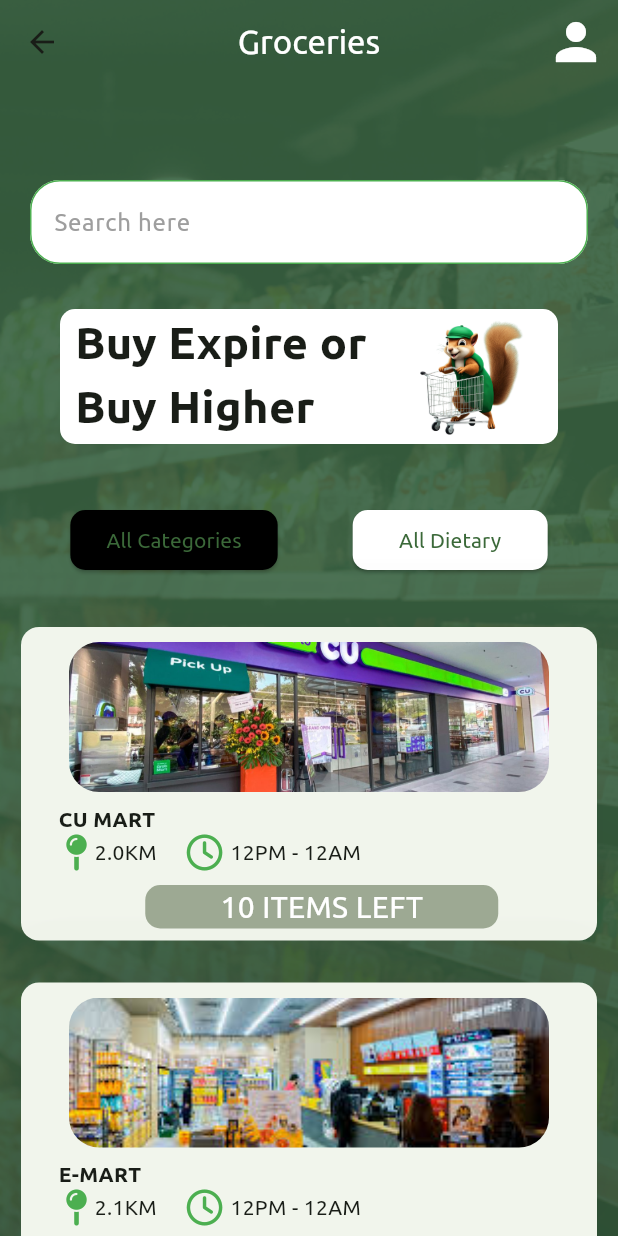
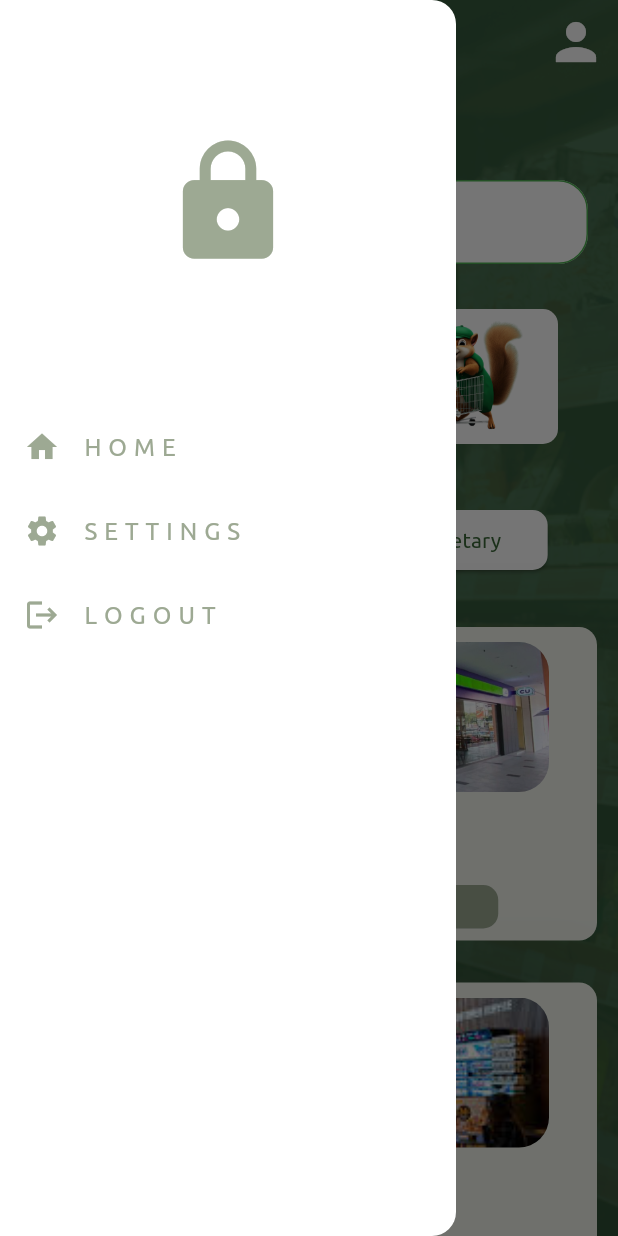
Before and after one commit to haiqalhasly/wastewise, a Flutter app: the HomePage screen opened by its route, with the side drawer open (before the commit the screen has no drawer), on a phone screen of 412 x 824 dp. Run offline on Flutter 3.47's test engine with Material 3 defaults, Android fonts, the phone set to English and light mode, and no system bars; our stand-ins replace font_awesome_flutter; project files that could hold a hidden picture were left out.

Commit message:
add drawer yoo

```diff
--- /dev/null
+++ b/wastewise/lib/components/drawer.dart
@@ -0,0 +1,39 @@
+import 'package:flutter/material.dart';
+import 'package:font_awesome_flutter/font_awesome_flutter.dart';
+import 'package:wastewise/components/drawer_tile.dart';
+
+class MyDrawer extends StatelessWidget {
+  const MyDrawer({super.key});
+
+  @override
+  Widget build(BuildContext context) {
+    return Drawer(
+      backgroundColor: Colors.white,
+      child: Column(
+        children: [
+          //Lock icon
+          Padding(
+            padding: const EdgeInsets.all(90.0),
+            child: Icon(
+              Icons.lock,
+              color: Theme.of(context).primaryColor,
+              size: 90,
+            ),
+          ),
+
+//Home tile
+          DrawerTile(
+              name: 'H O M E',
+              icon: Icons.home,
+              onTap: () => Navigator.pop(context)),
+//Settings tile
+          DrawerTile(
+              name: 'S E T T I N G S', icon: Icons.settings, onTap: () {}),
+//Logout Tile
+          DrawerTile(name: "L O G O U T", icon: Icons.logout, onTap: () {}),
+          //
+        ],
+      ),
+    );
+  }
+}
--- /dev/null
+++ b/wastewise/lib/components/drawer_tile.dart
@@ -0,0 +1,31 @@
+import 'package:flutter/material.dart';
+
+class DrawerTile extends StatelessWidget {
+  final String name;
+  final IconData? icon;
+  final void Function()? onTap;
+
+  const DrawerTile({
+    super.key,
+    required this.name,
+    required this.icon,
+    required this.onTap,
+  });
+
+  @override
+  Widget build(BuildContext context) {
+    return ListTile(
+      leading: Icon(
+        icon,
+        color: Theme.of(context).primaryColor,
+      ),
+      title: Text(
+        name,
+        style: TextStyle(
+          color: Theme.of(context).primaryColor,
+        ),
+      ),
+      onTap: onTap,
+    );
+  }
+}
--- a/wastewise/lib/main.dart
+++ b/wastewise/lib/main.dart
@@ -4,6 +4,7 @@
 import 'package:wastewise/pages/login_page.dart';
 import 'pages/getstart.dart';
 import 'pages/HomePage.dart';
+
 void main() {
   runApp(const MyApp());
 }
@@ -18,7 +19,7 @@
       theme: ThemeData(
           useMaterial3: true,
           colorScheme: ColorScheme.fromSeed(seedColor: Colors.green),
-          primaryColor: Colors.green,
+          primaryColor: Color(0xFF9da993),
           scaffoldBackgroundColor: Color(0xFF9da993),
           fontFamily: 'Ubuntu'),
       debugShowCheckedModeBanner: false,
--- a/wastewise/lib/pages/HomePage.dart
+++ b/wastewise/lib/pages/HomePage.dart
@@ -2,6 +2,7 @@
 
 import 'package:flutter/material.dart';
 import 'package:wastewise/components/allbutton.dart';
+import 'package:wastewise/components/drawer.dart';
 import 'package:wastewise/components/shopbutton.dart';
 import 'package:wastewise/components/textfield.dart';
 
@@ -15,6 +16,7 @@
     return Scaffold(
       extendBodyBehindAppBar: true,
       appBar: AppBar(
+        iconTheme: IconThemeData(color: Colors.white),
         backgroundColor: Colors.transparent,
         title: Center(
           child: Text(
@@ -32,6 +34,7 @@
               ))
         ],
       ),
+      drawer: MyDrawer(),
 
       //body
       body: Container(
```
